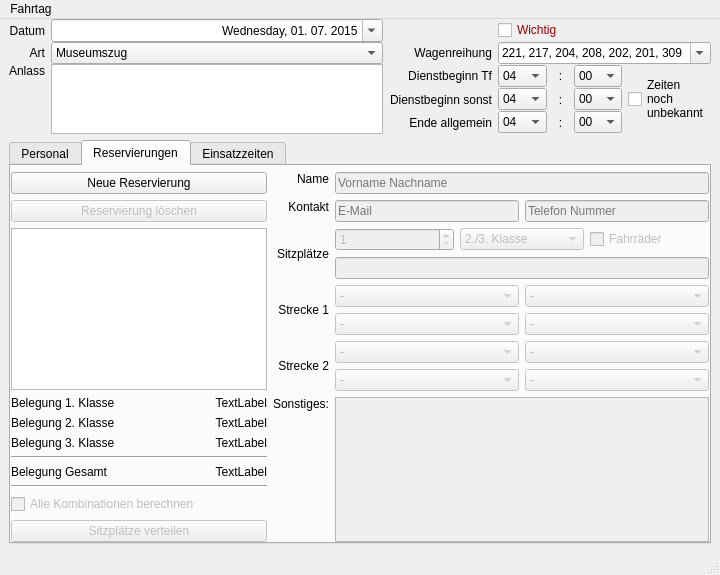
Above: Programm/fahrtagwindow.ui from philjosch/Einsatzplaner before the change. Below: the same form after it.
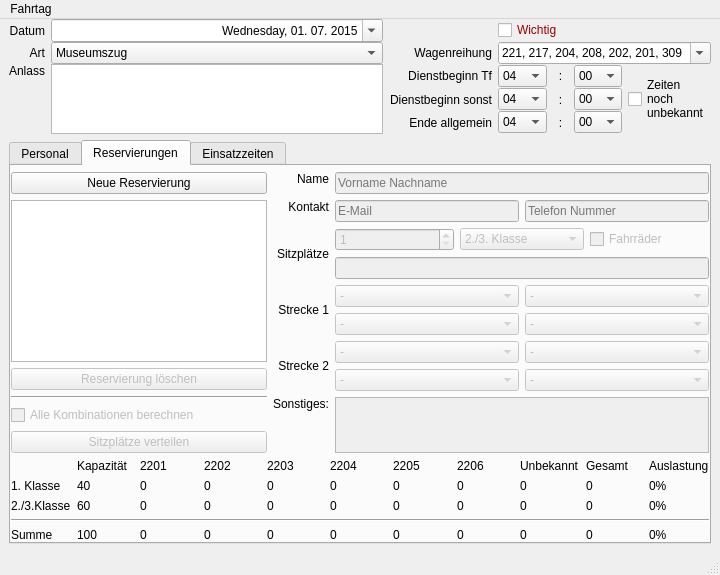
That is the form after the change. The open tabs and pages were chosen to show the change.

Commit message: Felder im Fahrtagfenster eingefügt

```diff
--- a/Programm/fahrtagwindow.ui
+++ b/Programm/fahrtagwindow.ui
@@ -699,7 +699,7 @@
          <number>6</number>
         </property>
         <item row="0" column="0">
-         <layout class="QGridLayout" name="gridNavigator" rowstretch="0,0,1,0,0,0,0,0,0,0,0" columnstretch="1,0">
+         <layout class="QGridLayout" name="gridNavigator" rowstretch="0,1,0,0,0,0">
           <property name="leftMargin">
            <number>0</number>
           </property>
@@ -715,41 +715,7 @@
           <property name="spacing">
            <number>6</number>
           </property>
-          <item row="3" column="1">
-           <widget class="QLabel" name="labelBelegtErste">
-            <property name="text">
-             <string>TextLabel</string>
-            </property>
-            <property name="alignment">
-             <set>Qt::AlignRight|Qt::AlignTrailing|Qt::AlignVCenter</set>
-            </property>
-           </widget>
-          </item>
-          <item row="7" column="0">
-           <widget class="QLabel" name="label_14">
-            <property name="text">
-             <string>Belegung Gesamt</string>
-            </property>
-           </widget>
-          </item>
-          <item row="7" column="1">
-           <widget class="QLabel" name="labelBelegtGesamt">
-            <property name="text">
-             <string>TextLabel</string>
-            </property>
-            <property name="alignment">
-             <set>Qt::AlignRight|Qt::AlignTrailing|Qt::AlignVCenter</set>
-            </property>
-           </widget>
-          </item>
-          <item row="5" column="0">
-           <widget class="QLabel" name="label_13">
-            <property name="text">
-             <string>Belegung 3. Klasse</string>
-            </property>
-           </widget>
-          </item>
-          <item row="2" column="0" colspan="2">
+          <item row="1" column="0">
            <widget class="QListWidget" name="listRes">
             <property name="minimumSize">
              <size>
@@ -759,21 +725,14 @@
             </property>
            </widget>
           </item>
-          <item row="0" column="0" colspan="2">
+          <item row="0" column="0">
            <widget class="QPushButton" name="buttonAddReservierung">
             <property name="text">
              <string>Neue Reservierung</string>
             </property>
            </widget>
           </item>
-          <item row="3" column="0">
-           <widget class="QLabel" name="label_9">
-            <property name="text">
-             <string>Belegung 1. Klasse</string>
-            </property>
-           </widget>
-          </item>
-          <item row="1" column="0" colspan="2">
+          <item row="2" column="0">
            <widget class="QPushButton" name="buttonDeleteReservierung">
             <property name="enabled">
              <bool>false</bool>
@@ -783,27 +742,7 @@
             </property>
            </widget>
           </item>
-          <item row="4" column="1">
-           <widget class="QLabel" name="labelBelegtZweite">
-            <property name="text">
-             <string>TextLabel</string>
-            </property>
-            <property name="alignment">
-             <set>Qt::AlignRight|Qt::AlignTrailing|Qt::AlignVCenter</set>
-            </property>
-           </widget>
-          </item>
-          <item row="5" column="1">
-           <widget class="QLabel" name="labelBelegtDritte">
-            <property name="text">
-             <string>TextLabel</string>
-            </property>
-            <property name="alignment">
-             <set>Qt::AlignRight|Qt::AlignTrailing|Qt::AlignVCenter</set>
-            </property>
-           </widget>
-          </item>
-          <item row="10" column="0" colspan="2">
+          <item row="5" column="0">
            <widget class="QPushButton" name="buttonVerteile">
             <property name="enabled">
              <bool>false</bool>
@@ -813,7 +752,7 @@
             </property>
            </widget>
           </item>
-          <item row="9" column="0" colspan="2">
+          <item row="4" column="0">
            <widget class="QCheckBox" name="checkBoxAll">
             <property name="enabled">
              <bool>false</bool>
@@ -823,36 +762,13 @@
             </property>
            </widget>
           </item>
-          <item row="8" column="0" colspan="2">
+          <item row="3" column="0">
            <widget class="Line" name="line_2">
             <property name="orientation">
              <enum>Qt::Horizontal</enum>
             </property>
            </widget>
           </item>
-          <item row="6" column="0" colspan="2">
-           <widget class="Line" name="line_3">
-            <property name="minimumSize">
-             <size>
-              <width>0</width>
-              <height>0</height>
-             </size>
-            </property>
-            <property name="lineWidth">
-             <number>1</number>
-            </property>
-            <property name="orientation">
-             <enum>Qt::Horizontal</enum>
-            </property>
-           </widget>
-          </item>
-          <item row="4" column="0">
-           <widget class="QLabel" name="label_10">
-            <property name="text">
-             <string>Belegung 2. Klasse</string>
-            </property>
-           </widget>
-          </item>
          </layout>
         </item>
         <item row="0" column="1">
@@ -1511,6 +1427,321 @@
           </item>
          </layout>
         </item>
+        <item row="1" column="0" colspan="2">
+         <layout class="QGridLayout" name="gridResBelegung">
+          <property name="spacing">
+           <number>6</number>
+          </property>
+          <item row="0" column="1">
+           <widget class="QLabel" name="labelKap">
+            <property name="text">
+             <string>Kapazität</string>
+            </property>
+           </widget>
+          </item>
+          <item row="0" column="2">
+           <widget class="QLabel" name="label2201">
+            <property name="text">
+             <string>2201</string>
+            </property>
+           </widget>
+          </item>
+          <item row="0" column="3">
+           <widget class="QLabel" name="label2202">
+            <property name="text">
+             <string>2202</string>
+            </property>
+           </widget>
+          </item>
+          <item row="0" column="4">
+           <widget class="QLabel" name="label2203">
+            <property name="text">
+             <string>2203</string>
+            </property>
+           </widget>
+          </item>
+          <item row="0" column="5">
+           <widget class="QLabel" name="label2204">
+            <property name="text">
+             <string>2204</string>
+            </property>
+           </widget>
+          </item>
+          <item row="0" column="6">
+           <widget class="QLabel" name="label2205">
+            <property name="text">
+             <string>2205</string>
+            </property>
+           </widget>
+          </item>
+          <item row="0" column="7">
+           <widget class="QLabel" name="label2206">
+            <property name="text">
+             <string>2206</string>
+            </property>
+           </widget>
+          </item>
+          <item row="0" column="8">
+           <widget class="QLabel" name="labelUn">
+            <property name="text">
+             <string>Unbekannt</string>
+            </property>
+           </widget>
+          </item>
+          <item row="0" column="9">
+           <widget class="QLabel" name="labelGesamt">
+            <property name="text">
+             <string>Gesamt</string>
+            </property>
+           </widget>
+          </item>
+          <item row="0" column="10">
+           <widget class="QLabel" name="labelAus">
+            <property name="text">
+             <string>Auslastung</string>
+            </property>
+           </widget>
+          </item>
+          <item row="1" column="0">
+           <widget class="QLabel" name="labelErste">
+            <property name="text">
+             <string>1. Klasse</string>
+            </property>
+           </widget>
+          </item>
+          <item row="1" column="1">
+           <widget class="QLabel" name="labelKapErste">
+            <property name="text">
+             <string>40</string>
+            </property>
+           </widget>
+          </item>
+          <item row="1" column="2">
+           <widget class="QLabel" name="label2201Erste">
+            <property name="text">
+             <string>0</string>
+            </property>
+           </widget>
+          </item>
+          <item row="1" column="3">
+           <widget class="QLabel" name="label2202Erste">
+            <property name="text">
+             <string>0</string>
+            </property>
+           </widget>
+          </item>
+          <item row="1" column="4">
+           <widget class="QLabel" name="label2203Erste">
+            <property name="text">
+             <string>0</string>
+            </property>
+           </widget>
+          </item>
+          <item row="1" column="5">
+           <widget class="QLabel" name="label2204Erste">
+            <property name="text">
+             <string>0</string>
+            </property>
+           </widget>
+          </item>
+          <item row="1" column="6">
+           <widget class="QLabel" name="label2205Erste">
+            <property name="text">
+             <string>0</string>
+            </property>
+           </widget>
+          </item>
+          <item row="1" column="7">
+           <widget class="QLabel" name="label2206Erste">
+            <property name="text">
+             <string>0</string>
+            </property>
+           </widget>
+          </item>
+          <item row="1" column="8">
+           <widget class="QLabel" name="labelUnErste">
+            <property name="text">
+             <string>0</string>
+            </property>
+           </widget>
+          </item>
+          <item row="1" column="9">
+           <widget class="QLabel" name="labelGesamtErste">
+            <property name="text">
+             <string>0</string>
+            </property>
+           </widget>
+          </item>
+          <item row="1" column="10">
+           <widget class="QLabel" name="labelAusErste">
+            <property name="text">
+             <string>0%</string>
+            </property>
+           </widget>
+          </item>
+          <item row="2" column="0">
+           <widget class="QLabel" name="labelSonst">
+            <property name="text">
+             <string>2./3.Klasse</string>
+            </property>
+           </widget>
+          </item>
+          <item row="2" column="1">
+           <widget class="QLabel" name="labelKapSonst">
+            <property name="text">
+             <string>60</string>
+            </property>
+           </widget>
+          </item>
+          <item row="2" column="2">
+           <widget class="QLabel" name="label2201Sonst">
+            <property name="text">
+             <string>0</string>
+            </property>
+           </widget>
+          </item>
+          <item row="2" column="3">
+           <widget class="QLabel" name="label2202Sonst">
+            <property name="text">
+             <string>0</string>
+            </property>
+           </widget>
+          </item>
+          <item row="2" column="4">
+           <widget class="QLabel" name="label2203Sonst">
+            <property name="text">
+             <string>0</string>
+            </property>
+           </widget>
+          </item>
+          <item row="2" column="5">
+           <widget class="QLabel" name="label2204Sonst">
+            <property name="text">
+             <string>0</string>
+            </property>
+           </widget>
+          </item>
+          <item row="2" column="6">
+           <widget class="QLabel" name="label2205Sonst">
+            <property name="text">
+             <string>0</string>
+            </property>
+           </widget>
+          </item>
+          <item row="2" column="7">
+           <widget class="QLabel" name="label2206Sonst">
+            <property name="text">
+             <string>0</string>
+            </property>
+           </widget>
+          </item>
+          <item row="2" column="8">
+           <widget class="QLabel" name="labelUnSonst">
+            <property name="text">
+             <string>0</string>
+            </property>
+           </widget>
+          </item>
+          <item row="2" column="9">
+           <widget class="QLabel" name="labelGesamtSonst">
+            <property name="text">
+             <string>0</string>
+            </property>
+           </widget>
+          </item>
+          <item row="2" column="10">
+           <widget class="QLabel" name="labelAusSonst">
+            <property name="text">
+             <string>0%</string>
+            </property>
+           </widget>
+          </item>
+          <item row="3" column="0" colspan="11">
+           <widget class="Line" name="line_4">
+            <property name="orientation">
+             <enum>Qt::Horizontal</enum>
+            </property>
+           </widget>
+          </item>
+          <item row="4" column="0">
+           <widget class="QLabel" name="labelSum">
+            <property name="text">
+             <string>Summe</string>
+            </property>
+           </widget>
+          </item>
+          <item row="4" column="1">
+           <widget class="QLabel" name="labelKapSum">
+            <property name="text">
+             <string>100</string>
+            </property>
+           </widget>
+          </item>
+          <item row="4" column="2">
+           <widget class="QLabel" name="label2201Sum">
+            <property name="text">
+             <string>0</string>
+            </property>
+           </widget>
+          </item>
+          <item row="4" column="3">
+           <widget class="QLabel" name="label2202Sum">
+            <property name="text">
+             <string>0</string>
+            </property>
+           </widget>
+          </item>
+          <item row="4" column="4">
+           <widget class="QLabel" name="label2203Sum">
+            <property name="text">
+             <string>0</string>
+            </property>
+           </widget>
+          </item>
+          <item row="4" column="5">
+           <widget class="QLabel" name="label2204Sum">
+            <property name="text">
+             <string>0</string>
+            </property>
+           </widget>
+          </item>
+          <item row="4" column="6">
+           <widget class="QLabel" name="label2205Sum">
+            <property name="text">
+             <string>0</string>
+            </property>
+           </widget>
+          </item>
+          <item row="4" column="7">
+           <widget class="QLabel" name="label2206Sum">
+            <property name="text">
+             <string>0</string>
+            </property>
+           </widget>
+          </item>
+          <item row="4" column="8">
+           <widget class="QLabel" name="labelUnSum">
+            <property name="text">
+             <string>0</string>
+            </property>
+           </widget>
+          </item>
+          <item row="4" column="9">
+           <widget class="QLabel" name="labelGesamtSum">
+            <property name="text">
+             <string>0</string>
+            </property>
+           </widget>
+          </item>
+          <item row="4" column="10">
+           <widget class="QLabel" name="labelAusSum">
+            <property name="text">
+             <string>0%</string>
+            </property>
+           </widget>
+          </item>
+         </layout>
+        </item>
        </layout>
       </widget>
       <widget class="QWidget" name="tabZeiten">
```
